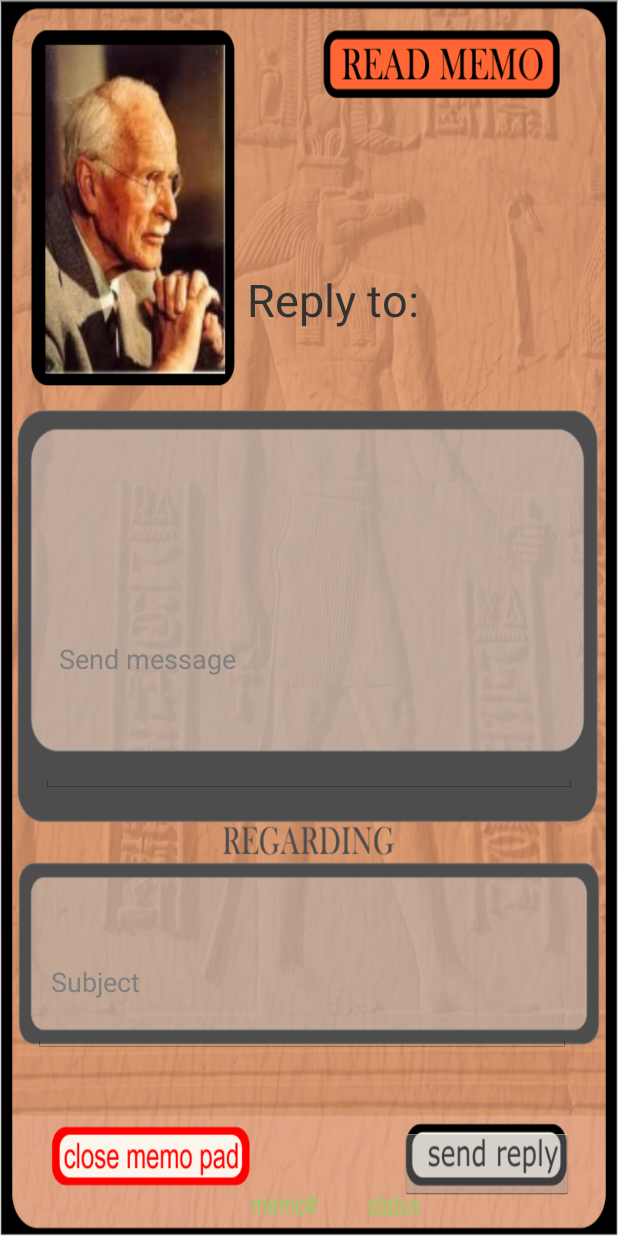
After one commit to JasmineRobbie/Senior-Design-Deal-A-Meal, an Android app: the ReplyMessage screen opened directly, with no data from a screen before it, on a phone screen of 412 x 824 dp. The commit adds this screen. Run offline under Robolectric (Android 15) with nearby library versions, the phone set to English and light mode, and no system bars; 2 statements that could not run were skipped.

Commit message:
Finished Message System
Finished the message system,

- Sending new Message works
-replying to message works
-deleting messages from inbox work

```diff
--- a/app/src/main/AndroidManifest.xml
+++ b/app/src/main/AndroidManifest.xml
@@ -11,7 +11,8 @@
         android:label="@string/app_name"
         android:supportsRtl="true"
         android:theme="@style/AppTheme">
-        <activity android:name="com.NeuralNet.AzureCloud.FullMessage2"></activity>
+        <activity android:name="com.NeuralNet.AzureCloud.ReplyMessage"></activity>
+        <activity android:name="com.NeuralNet.AzureCloud.FullMessage2" />
         <activity android:name="com.NeuralNet.AzureCloud.Inbox" />
         <activity
             android:name="com.NeuralNet.AzureCloud.FourWeekPlan"
--- /dev/null
+++ b/app/src/main/java/com/NeuralNet/AzureCloud/ReplyMessage.java
@@ -0,0 +1,150 @@
+package com.NeuralNet.AzureCloud;
+
+import androidx.appcompat.app.AppCompatActivity;
+
+import android.app.Activity;
+import android.content.Intent;
+import android.os.Bundle;
+import android.view.View;
+import android.widget.Button;
+import android.widget.EditText;
+import android.widget.TextView;
+import android.widget.Toast;
+
+import com.teamcarl.prototype.R;
+
+import org.w3c.dom.Text;
+
+import java.io.InputStream;
+import java.io.Reader;
+import java.math.BigDecimal;
+import java.net.URL;
+import java.sql.Array;
+import java.sql.Blob;
+import java.sql.Clob;
+import java.sql.Date;
+import java.sql.NClob;
+import java.sql.Ref;
+import java.sql.ResultSet;
+import java.sql.ResultSetMetaData;
+import java.sql.RowId;
+import java.sql.SQLException;
+import java.sql.SQLWarning;
+import java.sql.SQLXML;
+import java.sql.Statement;
+import java.sql.Time;
+import java.sql.Timestamp;
+import java.util.Calendar;
+import java.util.Map;
+
+public class ReplyMessage extends Activity {
+
+    EditText messageBody, subjectBody;
+    Button sendReplyBtn;
+    TextView confirmationReplyBox;
+
+
+
+    @Override
+    protected void onCreate(Bundle savedInstanceState) {
+        super.onCreate(savedInstanceState);
+        setContentView(R.layout.activity_reply_message);
+
+        DataAccess db = new DataAccess();
+        User user;
+        messageBody = findViewById(R.id.ReplyMessageBox);
+        subjectBody = findViewById(R.id.replySubjectBox);
+        sendReplyBtn = findViewById(R.id.sendReplyBtn);
+
+        Intent intent = getIntent();
+
+        class messageInformation{
+            int SenderUserId;
+            int ReceiverUserId;
+            String body;
+            String Subject;
+
+
+            public messageInformation(int sendUserId, int receiverUserId, String body, String subject){
+                this.SenderUserId = sendUserId;
+                this.ReceiverUserId = receiverUserId;
+                this.body = body;
+                this.Subject = subject;
+            }
+
+            public String getBody(){return body;}
+            public int getSender(){return SenderUserId;}
+            public int getReceiver(){return ReceiverUserId;}
+            public String getSubject(){return Subject;}
+
+        }
+
+
+        int senderId = intent.getExtras().getInt("NewSender");
+        int receiverId = intent.getExtras().getInt("NewReceiver");
+
+        String query = "SELECT FirstName FROM USERS WHERE UserId = " + receiverId;
+
+        final ResultSet rs = db.getDataTable(query);
+
+        confirmationReplyBox = findViewById(R.id.confirmReply);
+
+        try{
+
+            if(rs.next()){
+                confirmationReplyBox.setText("Reply to: " + rs.getString(1));
+            }
+
+
+        }catch(Exception e){
+            System.err.println(e);
+        }
+
+
+
+        sendReplyBtn.setOnClickListener(new View.OnClickListener() {
+            @Override
+            public void onClick(View v) {
+                Intent intent = getIntent();
+
+                int senderId = intent.getExtras().getInt("NewSender");
+                int receiverId = intent.getExtras().getInt("NewReceiver");
+
+                String messageBodyTemp = messageBody.getText().toString();
+                String subjectBodyTemp = subjectBody.getText().toString();
+
+
+                sendReply(senderId, receiverId, messageBodyTemp,subjectBodyTemp);
+            }
+        });
+
+
+
+
+
+    }
+
+
+    public void sendReply(int senderID, int receiverId, String messageBody, String subjectBody){
+
+
+        try{
+
+            DataAccess db = new DataAccess();
+            String query = "INSERT INTO MESSAGE (SenderUserId, ReceiverUserId, Subject, Body)\n" +
+                    "VALUES('" + senderID + "','" + receiverId +"','" + subjectBody +"','" + messageBody + "')";
+
+            String result = db.executeNonQuery(query);
+            if(Integer.parseInt(result) > 0)
+                Toast.makeText(getApplicationContext(), "Message Sent Successfully!", Toast.LENGTH_SHORT).show();
+            else
+                throw new Error("Error updating db. Message was not able to send. ");
+            finish();
+        }catch(Exception e){
+            System.err.println(e);
+        }
+
+
+
+    }
+}
--- /dev/null
+++ b/app/src/main/res/layout/activity_reply_message.xml
@@ -0,0 +1,63 @@
+<?xml version="1.0" encoding="utf-8"?>
+<androidx.constraintlayout.widget.ConstraintLayout xmlns:android="http://schemas.android.com/apk/res/android"
+    xmlns:app="http://schemas.android.com/apk/res-auto"
+    xmlns:tools="http://schemas.android.com/tools"
+    android:layout_width="match_parent"
+    android:layout_height="match_parent"
+    tools:context="com.NeuralNet.AzureCloud.ReplyMessage"
+    android:background="@drawable/aim_memo_read">
+
+
+
+    <RelativeLayout
+        android:layout_width="match_parent"
+        android:layout_height="match_parent">
+
+        <TextView
+            android:id="@+id/confirmReply"
+            android:layout_width="200dp"
+            android:layout_height="100dp"
+            android:layout_above="@+id/ReplyMessageBox"
+            android:layout_alignParentEnd="true"
+            android:layout_marginEnd="47dp"
+            android:layout_marginBottom="72dp"
+            android:textSize="30dp"
+            android:text="Reply to:"
+            />
+
+        <EditText
+            android:id="@+id/ReplyMessageBox"
+            android:layout_width="357dp"
+            android:layout_height="177dp"
+            android:layout_above="@+id/replySubjectBox"
+            android:layout_alignParentEnd="true"
+            android:layout_marginEnd="27dp"
+            android:layout_marginBottom="79dp"
+            android:hint="Send message" />
+
+        <EditText
+            android:id="@+id/replySubjectBox"
+            android:layout_width="359dp"
+            android:layout_height="94dp"
+            android:layout_alignParentStart="true"
+            android:layout_alignParentEnd="true"
+            android:layout_alignParentBottom="true"
+            android:layout_marginStart="22dp"
+            android:layout_marginEnd="31dp"
+            android:layout_marginBottom="122dp"
+            android:hint="Subject"/>
+
+
+        <Button
+            android:id="@+id/sendReplyBtn"
+            android:layout_width="116dp"
+            android:layout_height="wrap_content"
+            android:layout_alignParentRight="true"
+            android:layout_alignParentBottom="true"
+            android:layout_marginRight="29dp"
+            android:layout_marginBottom="24dp" />
+
+
+    </RelativeLayout>
+
+</androidx.constraintlayout.widget.ConstraintLayout>
```
Also changed, not shown: app/src/main/java/com/NeuralNet/AzureCloud/FullMessage2.java (+68 -2 lines), app/src/main/java/com/NeuralNet/AzureCloud/Inbox.java (+8 -3 lines), app/src/main/res/layout-v23/activity_full_message.xml (+3 -9 lines).
